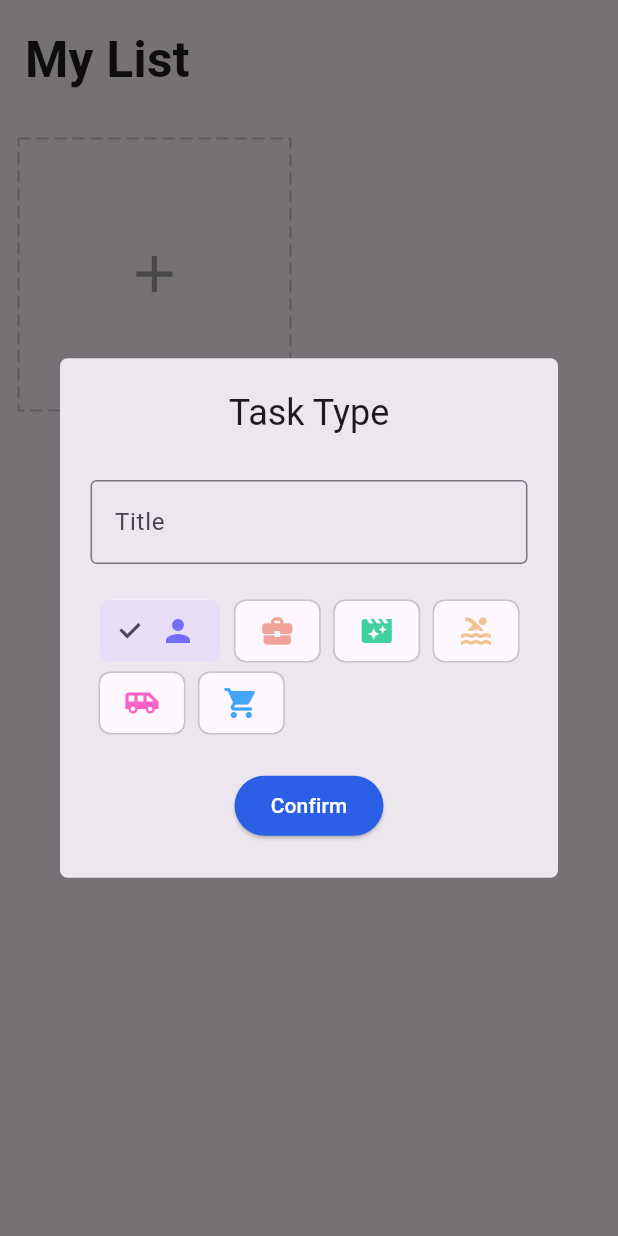
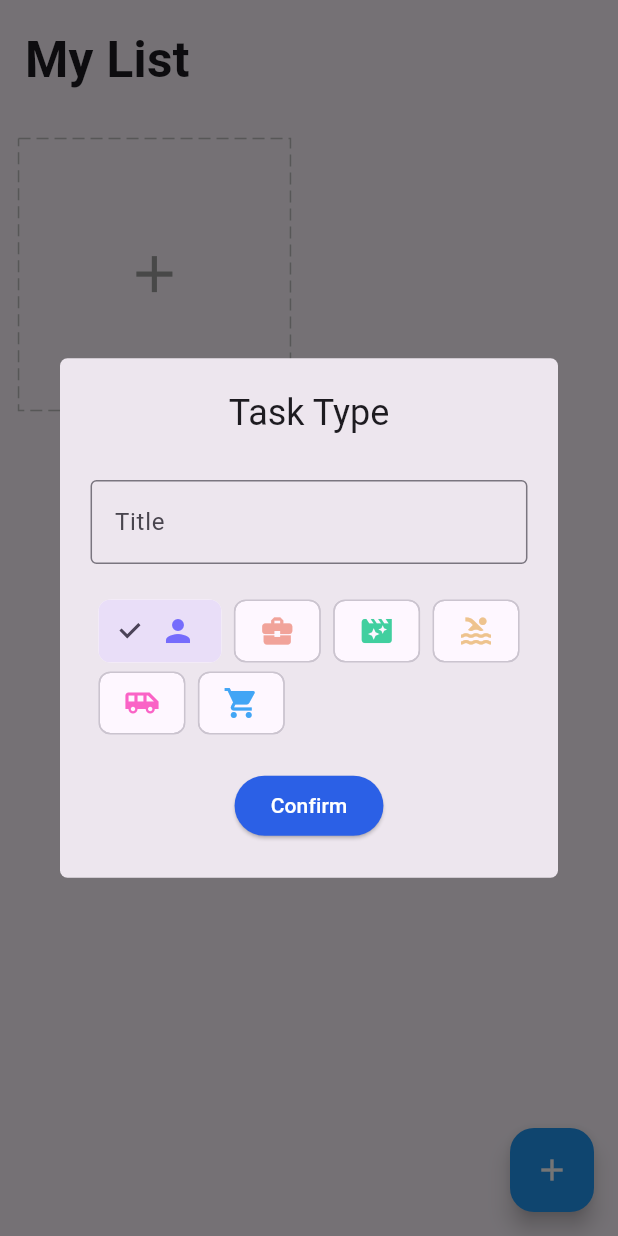
Before and after one commit to soltani-ard/tasks_app, a Flutter app: the screen it shows after launch, after a tap on the "add" icon, on a phone screen of 412 x 824 dp. Run offline on Flutter 3.47's test engine with Material 3 defaults, Android fonts, the phone set to English and light mode, and no system bars; drawn by our look-alikes of dotted_border; our stand-ins replace equatable, flutter_easyloading, get, get_storage, step_progress_indicator.

Commit message:
Added the ability to delete tasks and add new todo in todos list.

```diff
--- a/lib/app/data/services/storage/services.dart
+++ b/lib/app/data/services/storage/services.dart
@@ -7,8 +7,8 @@
 
   Future<StorageService> init() async {
     _box = GetStorage();
-    await _box.write(taskKey, []);
-    //await _box.writeIfNull(taskKey, []);
+    //await _box.write(taskKey, []);
+    await _box.writeIfNull(taskKey, []);
     return this;
   }
 
--- a/lib/app/modules/home/view.dart
+++ b/lib/app/modules/home/view.dart
@@ -1,8 +1,11 @@
 import 'package:flutter/material.dart';
+import 'package:flutter_easyloading/flutter_easyloading.dart';
 import 'package:get/get.dart';
 import 'package:tasks_app/app/core/utils/extentions.dart';
+import 'package:tasks_app/app/data/models/task.dart';
 import 'package:tasks_app/app/modules/home/controller.dart';
 import 'package:tasks_app/app/modules/home/widgets/add_card.dart';
+import 'package:tasks_app/app/modules/home/widgets/add_dialog.dart';
 import 'package:tasks_app/app/modules/home/widgets/task_card.dart';
 
 class HomePage extends GetView<HomeController> {
@@ -30,7 +33,18 @@
                 children: [
                   ...controller.tasks
                       .map(
-                        (element) => TaskCard(task: element),
+                        (element) => LongPressDraggable(
+                          data: element,
+                          onDragStarted: () => controller.changeDeleting(true),
+                          onDraggableCanceled: (_, __) =>
+                              controller.changeDeleting(false),
+                          onDragEnd: (_) => controller.changeDeleting(false),
+                          feedback: Opacity(
+                            opacity: 0.8,
+                            child: TaskCard(task: element),
+                          ),
+                          child: TaskCard(task: element),
+                        ),
                       )
                       .toList(),
                   AddCard()
@@ -40,6 +54,24 @@
           ],
         ),
       ),
+      floatingActionButton: DragTarget<Task>(
+        builder: (_, __, ___) {
+          return Obx(
+                () => FloatingActionButton(
+              onPressed: () => Get.to(()=> AddDialog(), transition: Transition.downToUp),
+              backgroundColor: controller.deleting.value ? Colors.red : Colors.blue,
+              child: Icon(
+                controller.deleting.value ? Icons.delete_forever : Icons.add,
+                color: Colors.white,
+              ),
+            ),
+          );
+        },
+        onAccept: (Task task){
+          controller.deleteTask(task);
+          EasyLoading.showSuccess('Delete Success!');
+        },
+      ),
     );
   }
 }
```
Also changed, not shown: lib/app/modules/home/controller.dart (+43 -1 lines), lib/app/modules/home/widgets/add_dialog.dart (added, +153 -0 lines).
